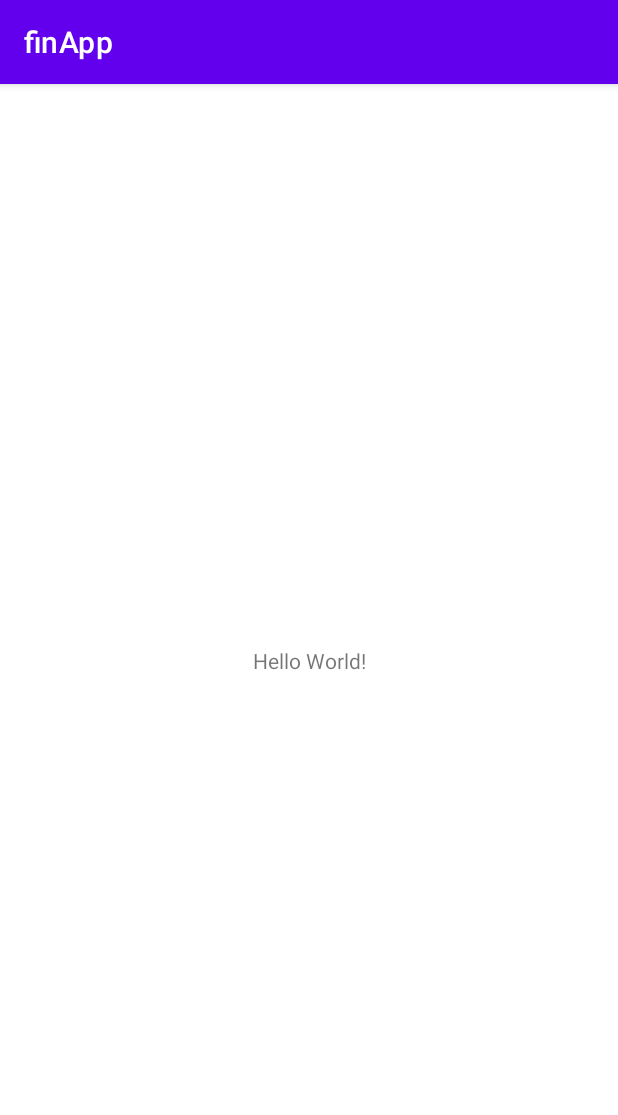
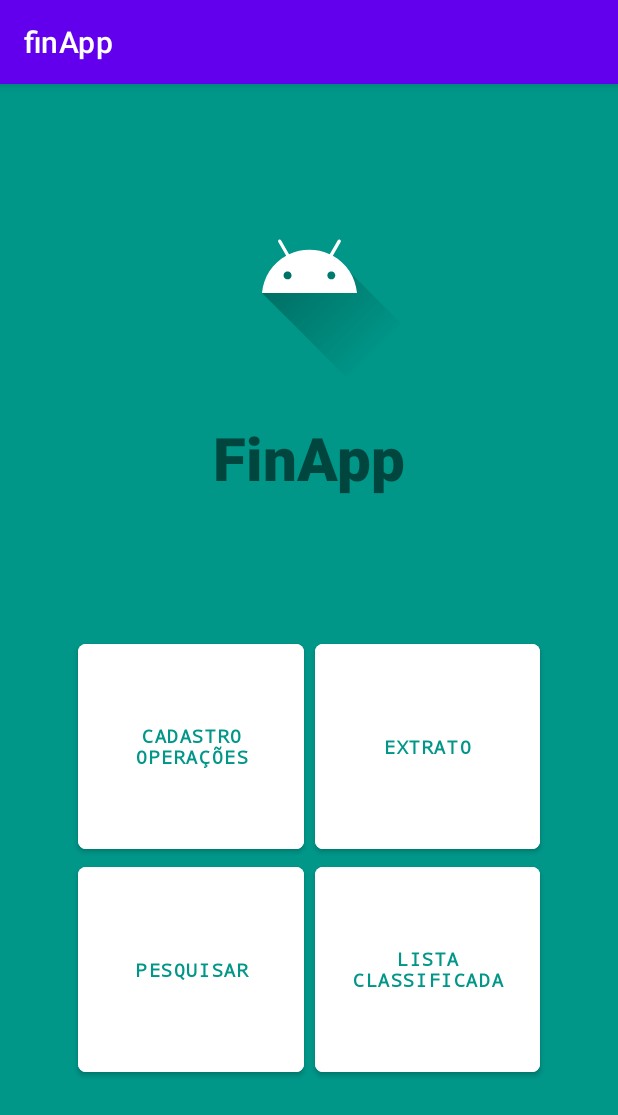
Before and after one commit to Janaerc/finApp2, an Android app: the screen it shows after launch (MainActivity), on a phone screen of 412 x 824 dp. Shown: the top 1115 px of the screen. Run offline under Robolectric (Android 15) with nearby library versions, the phone set to English and light mode, and no system bars.

Commit message:
tela inicial e direcionamento

```diff
--- a/app/src/main/res/layout/activity_main.xml
+++ b/app/src/main/res/layout/activity_main.xml
@@ -1,18 +1,139 @@
-<?xml version="1.0" encoding="utf-8"?>
 <androidx.constraintlayout.widget.ConstraintLayout xmlns:android="http://schemas.android.com/apk/res/android"
     xmlns:app="http://schemas.android.com/apk/res-auto"
     xmlns:tools="http://schemas.android.com/tools"
     android:layout_width="match_parent"
     android:layout_height="match_parent"
+
+    android:background="#009688"
+    android:backgroundTint="#009688"
     tools:context=".MainActivity">
 
+    <Button
+        android:id="@+id/operacaoButton"
+        android:layout_width="0dp"
+        android:layout_height="0dp"
+        android:layout_marginStart="52dp"
+        android:layout_marginEnd="7dp"
+        android:backgroundTint="#FFFFFF"
+        android:elegantTextHeight="false"
+        android:fontFamily="monospace"
+        android:onClick="onClickOperacoes"
+        android:shadowColor="#000000"
+        android:shadowDx="5"
+        android:shadowDy="5"
+        android:text="Cadastro Operações"
+        android:textAlignment="center"
+        android:textColor="#009688"
+        android:textColorHighlight="#FFFFFF"
+        android:textColorHint="#000000"
+        android:textSize="12sp"
+        android:textStyle="bold"
+        app:cornerRadius="5sp"
+        app:layout_constraintBottom_toTopOf="@+id/pesquisarButton"
+        app:layout_constraintEnd_toStartOf="@+id/extratoButton"
+        app:layout_constraintStart_toStartOf="parent"
+        app:layout_constraintTop_toBottomOf="@+id/FinTechText" />
+
+    <Button
+        android:id="@+id/pesquisarButton"
+        android:layout_width="0dp"
+        android:layout_height="0dp"
+        android:layout_marginStart="52dp"
+        android:layout_marginEnd="7dp"
+        android:layout_marginBottom="103dp"
+        android:backgroundTint="#FFFFFF"
+        android:elegantTextHeight="false"
+        android:fontFamily="monospace"
+        android:onClick="onClickPesquisar"
+        android:shadowColor="#000000"
+        android:shadowDx="5"
+        android:shadowDy="5"
+        android:text="Pesquisar"
+        android:textColor="#009688"
+        android:textColorHighlight="#FFFFFF"
+        android:textColorHint="#000000"
+        android:textSize="12sp"
+        android:textStyle="bold"
+        app:cornerRadius="5sp"
+        app:layout_constraintBottom_toBottomOf="parent"
+        app:layout_constraintEnd_toStartOf="@+id/listaButton"
+        app:layout_constraintStart_toStartOf="parent"
+        app:layout_constraintTop_toBottomOf="@+id/operacaoButton" />
+
+    <Button
+        android:id="@+id/listaButton"
+        android:layout_width="0dp"
+        android:layout_height="0dp"
+        android:layout_marginEnd="52dp"
+        android:backgroundTint="#FFFFFF"
+        android:elegantTextHeight="false"
+        android:fontFamily="monospace"
+        android:onClick="onClickLista"
+        android:shadowColor="#000000"
+        android:shadowDx="5"
+        android:shadowDy="5"
+        android:text="Lista Classificada"
+        android:textColor="#009688"
+        android:textColorHighlight="#FFFFFF"
+        android:textColorHint="#000000"
+        android:textSize="12sp"
+        android:textStyle="bold"
+        app:cornerRadius="5sp"
+        app:layout_constraintBottom_toBottomOf="@+id/pesquisarButton"
+        app:layout_constraintEnd_toEndOf="parent"
+        app:layout_constraintStart_toEndOf="@+id/pesquisarButton"
+        app:layout_constraintTop_toBottomOf="@+id/operacaoButton"
+        app:layout_constraintVertical_bias="0.0" />
+
+    <Button
+        android:id="@+id/extratoButton"
+        android:layout_width="0dp"
+        android:layout_height="0dp"
+        android:layout_marginEnd="52dp"
+        android:backgroundTint="#FFFFFF"
+        android:elegantTextHeight="false"
+        android:fontFamily="monospace"
+        android:onClick="onClickExtrato"
+        android:shadowColor="#000000"
+        android:shadowDx="5"
+        android:shadowDy="5"
+        android:text="Extrato"
+        android:textColor="#009688"
+        android:textColorHighlight="#FFFFFF"
+        android:textColorHint="#000000"
+        android:textSize="12sp"
+        android:textStyle="bold"
+        app:cornerRadius="5sp"
+        app:layout_constraintBottom_toTopOf="@+id/listaButton"
+        app:layout_constraintEnd_toEndOf="parent"
+        app:layout_constraintStart_toEndOf="@+id/operacaoButton"
+        app:layout_constraintTop_toTopOf="@+id/operacaoButton"
+        app:layout_constraintVertical_bias="0.0" />
+
+    <ImageView
+        android:id="@+id/logoDashboard"
+        android:layout_width="206dp"
+        android:layout_height="0dp"
+        android:layout_marginTop="51dp"
+        android:layout_marginBottom="22dp"
+        app:layout_constraintBottom_toTopOf="@+id/FinTechText"
+        app:layout_constraintEnd_toEndOf="parent"
+        app:layout_constraintStart_toStartOf="parent"
+        app:layout_constraintTop_toTopOf="parent"
+        app:srcCompat="@drawable/ic_launcher_foreground" />
+
     <TextView
+        android:id="@+id/FinTechText"
         android:layout_width="wrap_content"
         android:layout_height="wrap_content"
-        android:text="Hello World!"
-        app:layout_constraintBottom_toBottomOf="parent"
+        android:layout_marginBottom="91dp"
+        android:fontFamily="sans-serif-medium"
+        android:text="FinApp"
+        android:textSize="40sp"
+        android:textStyle="bold"
+        app:layout_constraintBottom_toTopOf="@+id/operacaoButton"
         app:layout_constraintEnd_toEndOf="parent"
         app:layout_constraintStart_toStartOf="parent"
-        app:layout_constraintTop_toTopOf="parent" />
+        app:layout_constraintTop_toBottomOf="@+id/logoDashboard" />
 
 </androidx.constraintlayout.widget.ConstraintLayout>
```
Also changed, not shown: app/src/main/AndroidManifest.xml (+42 -0 lines), app/src/main/java/com/example/finapp/MainActivity.java (+29 -0 lines), app/src/main/java/com/example/finapp/SplashScreen.java (added, +36 -0 lines), app/src/main/res/layout/activity_splash_screen.xml (added, +26 -0 lines).
